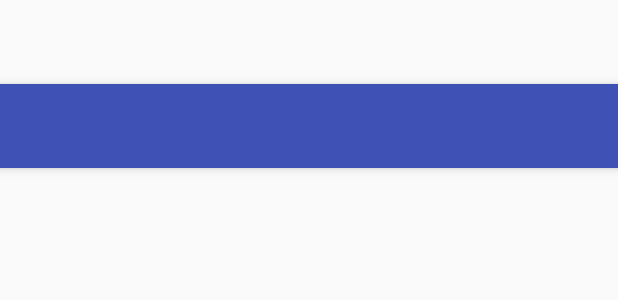
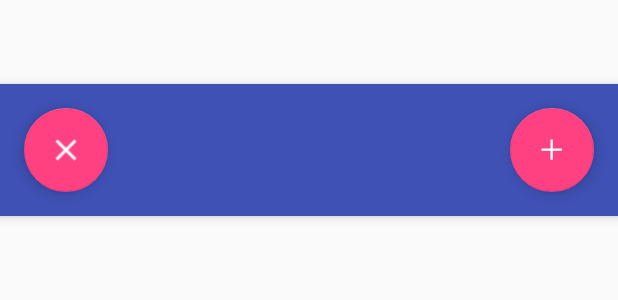
Before and after one commit to alechirsch/NoteWorthy, an Android app: the layout activity_view_notes.xml on its own in the app's theme, with its tools: preview values and no code run, on a phone screen of 412 x 824 dp. Shown: the top 300 px of the screen. Run offline under Robolectric (Android 15) with nearby library versions, the phone set to English and light mode, and no system bars.

Commit message:
VIews are updated

```diff
--- a/app/src/main/res/layout/activity_main.xml
+++ b/app/src/main/res/layout/activity_main.xml
@@ -18,7 +18,7 @@
                 android:layout_height="match_parent"
                 android:layout_gravity="start"
                 android:layout_margin="@dimen/fab_margin"
-                android:src="@drawable/ic_action_reload"
+                android:src="@drawable/ic_menu"
                 android:onClick="toViewNotes"/>
             <android.support.design.widget.FloatingActionButton android:id="@+id/add"
                 android:layout_width="wrap_content"
--- a/app/src/main/res/layout/activity_view_notes.xml
+++ b/app/src/main/res/layout/activity_view_notes.xml
@@ -7,12 +7,27 @@
     tools:context="com.example.alec.tinlip.ViewNotesActivity">
 
     <android.support.design.widget.AppBarLayout android:layout_height="wrap_content"
-        android:layout_width="match_parent" android:theme="@style/AppTheme.AppBarOverlay">
+        android:layout_width="match_parent">
 
-        <android.support.v7.widget.Toolbar android:id="@+id/toolbar"
-            android:layout_width="match_parent" android:layout_height="?attr/actionBarSize"
-            android:background="?attr/colorPrimary" app:popupTheme="@style/AppTheme.PopupOverlay" />
+        <FrameLayout
+            android:layout_width="match_parent"
+            android:layout_height="match_parent">
 
+            <android.support.design.widget.FloatingActionButton android:id="@+id/index"
+                android:layout_width="wrap_content"
+                android:layout_height="match_parent"
+                android:layout_gravity="start"
+                android:layout_margin="@dimen/fab_margin"
+                android:src="@drawable/ic_close"
+                android:onClick="toGoHome"/>
+            <android.support.design.widget.FloatingActionButton android:id="@+id/add"
+                android:layout_width="wrap_content"
+                android:layout_height="match_parent"
+                android:layout_gravity="end"
+                android:layout_margin="@dimen/fab_margin"
+                android:src="@drawable/ic_action_add"
+                android:onClick="toAddNote"/>
+        </FrameLayout>
     </android.support.design.widget.AppBarLayout>
 
     <include layout="@layout/content_view_notes" />
```
Also changed, not shown: app/src/main/java/com/example/alec/tinlip/AddNoteActivity.java (+9 -2 lines), app/src/main/java/com/example/alec/tinlip/ViewNotesActivity.java (+10 -0 lines), app/src/main/res/layout/activity_add_note.xml (+19 -4 lines), app/src/main/res/drawable-hdpi/ic_close.png (added), app/src/main/res/drawable-hdpi/ic_menu.png (added), app/src/main/res/drawable-ldpi/ic_close.png (added), app/src/main/res/drawable-ldpi/ic_menu.png (added), app/src/main/res/drawable-mdpi/ic_close.png (added), app/src/main/res/drawable-mdpi/ic_menu.png (added), app/src/main/res/drawable-tvdpi/ic_close.png (added), app/src/main/res/drawable-tvdpi/ic_menu.png (added), app/src/main/res/drawable-xhdpi/ic_close.png (added), app/src/main/res/drawable-xhdpi/ic_menu.png (added), app/src/main/res/drawable-xxhdpi/ic_close.png (added), 3 more files.
